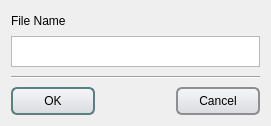
Old version of the form T3kCfgFE/QEnterFileNameDialog.ui in the repository habilience/habilience-t3ksensor-tools.
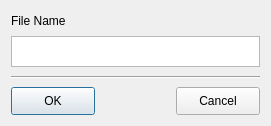
New version of the form. Custom widgets are drawn as their Qt base class.

Patch:
```diff
--- a/T3kCfgFE/QEnterFileNameDialog.ui
+++ b/T3kCfgFE/QEnterFileNameDialog.ui
@@ -13,30 +13,6 @@
   <property name="windowTitle">
    <string>Enter File Name</string>
   </property>
-  <property name="styleSheet">
-   <string notr="true">QPushButton {
-	border: 2px solid #8f8f91;
-	border-radius: 6px;
-	background-color: qlineargradient(x1: 0, y1: 0, x2: 0, y2: 1, stop: 0 #f6f7fa, stop: 1 #dadbde);
-	min-width: 80px;
-}
-
-QPushButton:pressed {
-	background-color: qlineargradient(x1: 0, y1: 0, x2: 0, y2: 1, stop: 0 #dadbde, stop: 1 #f6f7fa);
-}
-
-QPushButton:flat {
-	border: none;
-}
-
-QPushButton:focus {
-	outline: none;
-}
-
-QPushButton:default {
-	border-color: rgb(90, 129, 129);
-}</string>
-  </property>
   <layout class="QVBoxLayout" name="layoutBody">
    <item>
     <widget class="QLabel" name="lblFileName">
```
